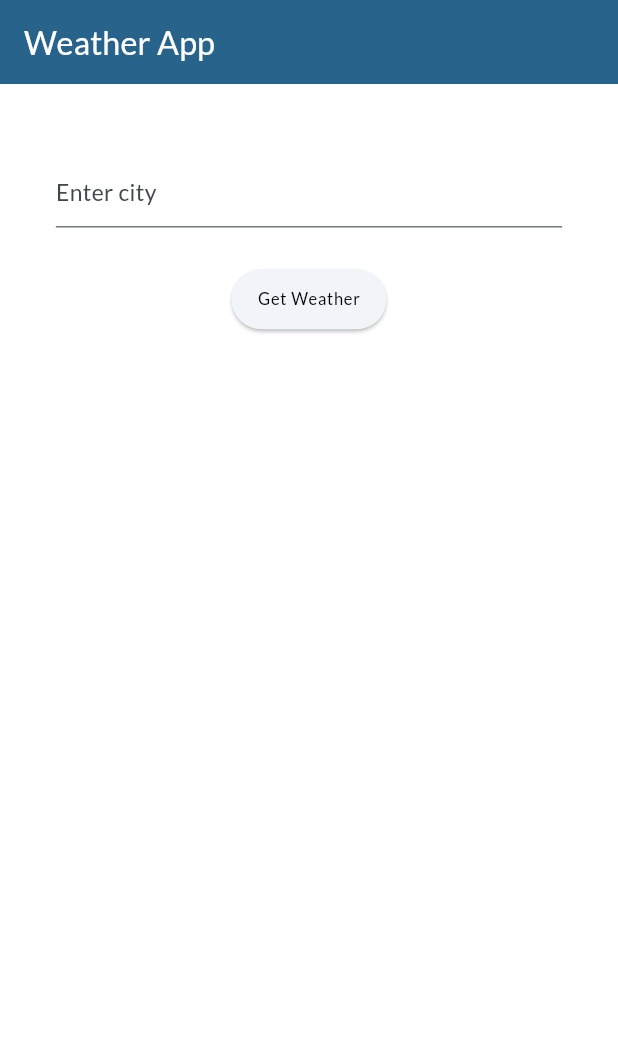
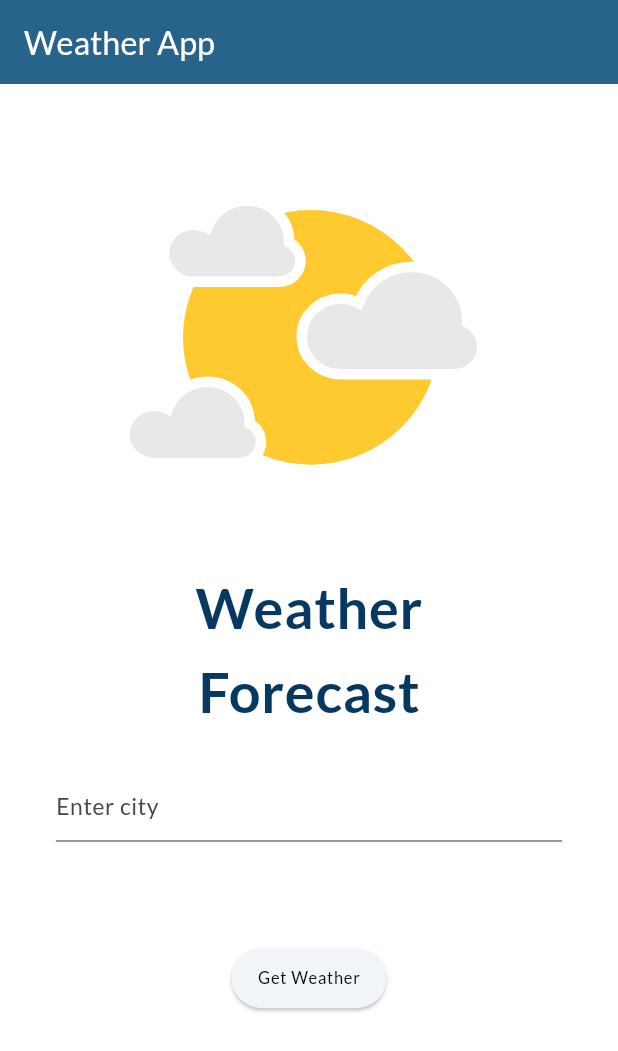
Before and after one commit to gagandeepkaur15/weather-app, a Flutter app: the screen it shows after launch, on a phone screen of 412 x 824 dp. Shown: the top 1051 px of the screen. Run offline on Flutter 3.47's test engine with Material 3 defaults, Android fonts, the light colour scheme and no system bars; our stand-ins replace google_fonts, lottie, responsive_sizer, shared_preferences.

Commit message:
completed weather screen added animation and refactored code

```diff
--- a/lib/main.dart
+++ b/lib/main.dart
@@ -26,16 +26,25 @@ class MyApp extends StatelessWidget {
             primarySwatch: Colors.lightBlue,
             scaffoldBackgroundColor: Colors.white,
             useMaterial3: true,
+
             //Theme of the app
             textTheme: TextTheme(
-                labelLarge:
-                    GoogleFonts.lato(color: Colors.white, fontSize: 19.sp),
-                labelMedium: GoogleFonts.lato(color: Colors.white),
-                labelSmall: GoogleFonts.lato(color: Colors.black),
-                bodyLarge: GoogleFonts.lato(color: Colors.black),
-                bodyMedium:
-                    GoogleFonts.lato(color: Colors.black, fontSize: 16.sp),
-                bodySmall: GoogleFonts.lato(color: Colors.black)),
+              //Label Text Theme
+              labelLarge:
+                  GoogleFonts.lato(color: Colors.white, fontSize: 19.sp),
+              labelMedium: GoogleFonts.lato(color: Colors.white),
+              labelSmall: GoogleFonts.lato(color: Colors.black),
+
+              //Body Text Theme
+              bodyLarge: GoogleFonts.lato(
+                color: const Color.fromARGB(255, 6, 56, 97),
+                fontWeight: FontWeight.bold,
+                fontSize: 25.sp,
+              ),
+              bodyMedium:
+                  GoogleFonts.lato(color: Colors.black, fontSize: 22.sp),
+              bodySmall: GoogleFonts.lato(color: Colors.black, fontSize: 16.sp),
+            ),
           ),
           debugShowCheckedModeBanner: false,
           home: const HomeScreen(),
--- a/lib/providers/weather_provider.dart
+++ b/lib/providers/weather_provider.dart
@@ -14,6 +14,7 @@ class WeatherProvider extends ChangeNotifier {
   final Repo _repo = Repo();
 
   Future<void> fetchWeather(String city) async {
+    //Set loading to true when fetching weather
     _loading = true;
     _error = null;
     notifyListeners();
@@ -24,8 +25,10 @@ class WeatherProvider extends ChangeNotifier {
         _error = 'Failed to fetch weather data';
       }
     } catch (e) {
+      //Set the error if any
       _error = e.toString();
     } finally {
+      //Set loading to false after finished fetching
       _loading = false;
       notifyListeners();
     }
--- a/lib/repo/weather_repo.dart
+++ b/lib/repo/weather_repo.dart
@@ -9,7 +9,7 @@ class Repo {
     //API key and url (can add api key to .env for safety)
     const apiKey = 'ed828aa8d15dd39855cc3dc015c1bde9';
     var url =
-        'https://api.openweathermap.org/data/2.5/weather?q=$city&appid=$apiKey';
+        'https://api.openweathermap.org/data/2.5/weather?q=$city&appid=$apiKey&units=metric';
 
     try {
       //Making the get request
--- a/lib/screens/home_screen.dart
+++ b/lib/screens/home_screen.dart
@@ -1,13 +1,49 @@
 import 'package:flutter/material.dart';
 import 'package:go_india_stocks_task/screens/weather_screen.dart';
+import 'package:lottie/lottie.dart';
 import 'package:responsive_sizer/responsive_sizer.dart';
+import 'package:shared_preferences/shared_preferences.dart';
 
-class HomeScreen extends StatelessWidget {
+class HomeScreen extends StatefulWidget {
   const HomeScreen({super.key});
 
   @override
+  State<HomeScreen> createState() => _HomeScreenState();
+}
+
+class _HomeScreenState extends State<HomeScreen> {
+  late TextEditingController cityController;
+  String? lastSearchedCity;
+
+  //Fetch the last searched city
+  void _loadLastSearchedCity() async {
+    SharedPreferences prefs = await SharedPreferences.getInstance();
+    setState(() {
+      lastSearchedCity = prefs.getString('lastSearchedCity');
+    });
+  }
+
+  //To save the last searched city using shared preferences
+  void saveLastSearchedCity(String city) async {
+    SharedPreferences prefs = await SharedPreferences.getInstance();
+    prefs.setString('lastSearchedCity', city);
+  }
+
+  @override
+  void initState() {
+    super.initState();
+    cityController = TextEditingController();
+    _loadLastSearchedCity();
+  }
+
+  @override
+  void dispose() {
+    cityController.dispose();
+    super.dispose();
+  }
+
+  @override
   Widget build(BuildContext context) {
-    TextEditingController cityController = TextEditingController();
     return Scaffold(
       appBar: AppBar(
         backgroundColor: Theme.of(context).primaryColor,
@@ -18,21 +54,76 @@ class HomeScreen extends StatelessWidget {
       ),
       body: Padding(
         padding: EdgeInsets.symmetric(horizontal: 25.sp, vertical: 20.sp),
-        child: Column(
+        child: ListView(
           children: [
+            //Lottie Animation
+            SizedBox(
+              height: 70.sp,
+              width: 70.sp,
+              child: Lottie.asset('assets/weather.json'),
+            ),
+            SizedBox(height: 10.sp),
+            Center(
+              child: Text(
+                'Weather',
+                style: Theme.of(context).textTheme.bodyLarge,
+              ),
+            ),
+            Center(
+              child: Text(
+                'Forecast',
+                style: Theme.of(context).textTheme.bodyLarge,
+              ),
+            ),
             SizedBox(height: 20.sp),
             TextField(
               controller: cityController,
-              style: Theme.of(context).textTheme.bodyMedium,
+              style: Theme.of(context).textTheme.bodySmall,
               decoration: const InputDecoration(
                 hintText: "Enter city",
               ),
             ),
-            SizedBox(height: 20.sp),
-            ElevatedButton(
+            SizedBox(height: 15.sp),
+            if (lastSearchedCity != null)
+              Row(
+                children: [
+                  Text('Last searched: ',
+                      style: Theme.of(context).textTheme.bodySmall),
+                  InkWell(
+                    onTap: () {
+                      //Setting the value in the text field to last searched city
+                      setState(() {
+                        cityController.text = lastSearchedCity.toString();
+                      });
+                    },
+                    child: Container(
+                      padding: EdgeInsets.symmetric(
+                        vertical: 10.sp,
+                        horizontal: 12.sp,
+                      ),
+                      decoration: BoxDecoration(
+                        color: Theme.of(context).primaryColor,
+                        borderRadius: BorderRadius.circular(10.sp),
+                      ),
+                      child: Text(
+                        lastSearchedCity.toString(),
+                        style: Theme.of(context)
+                            .textTheme
+                            .bodySmall!
+                            .copyWith(color: Colors.white),
+                      ),
+                    ),
+                  ),
+                ],
+              ),
+            SizedBox(height: 30.sp),
+            Center(
+              child: ElevatedButton(
                   onPressed: () {
                     //If the textfield is not empty then navigate to next page
                     if (cityController.text.isNotEmpty) {
+                      //Saving the last searchedd city
+                      saveLastSearchedCity(cityController.text);
                       Navigator.push(
                         context,
                         MaterialPageRoute(
@@ -40,13 +131,17 @@ class HomeScreen extends StatelessWidget {
                             city: cityController.text,
                           ),
                         ),
-                    );
+                      ).then((_) {
+                        //So that the last searched city is updated when navigating back to this screen
+                        _loadLastSearchedCity();
+                      });
                     }
                   },
                   child: Text(
                     "Get Weather",
                     style: Theme.of(context).textTheme.labelSmall,
-                ))
+                  )),
+            )
           ],
         ),
       ),
--- /dev/null
+++ b/lib/utils/general_utils.dart
@@ -0,0 +1,4 @@
+//Method to capitalize first letter of any word
+String capitalizeWord(String word) {
+  return "${word[0].toUpperCase()}${word.substring(1).toLowerCase()}";
+}
--- a/pubspec.yaml
+++ b/pubspec.yaml
@@ -39,6 +39,8 @@ dependencies:
   provider: ^6.1.2
   google_fonts: ^6.2.1
   responsive_sizer: ^3.3.1
+  shared_preferences: ^2.2.3
+  lottie: ^3.1.2
 
 dev_dependencies:
   flutter_test:
@@ -63,8 +65,8 @@ flutter:
   uses-material-design: true
 
   # To add assets to your application, add an assets section, like this:
-  # assets:
-  #   - images/a_dot_burr.jpeg
+  assets:
+    - assets/
   #   - images/a_dot_ham.jpeg
 
   # An image asset can refer to one or more resolution-specific "variants", see
```
Also changed, not shown: assets/weather.json (added, +1 -0 lines), lib/models/weather_model.dart (+60 -61 lines), lib/screens/weather_screen.dart (+83 -20 lines), lib/widgets/gradient_container.dart (added, +52 -0 lines), pubspec.lock, 2 other files. Lines whose indentation alone changed are shown as unchanged.
